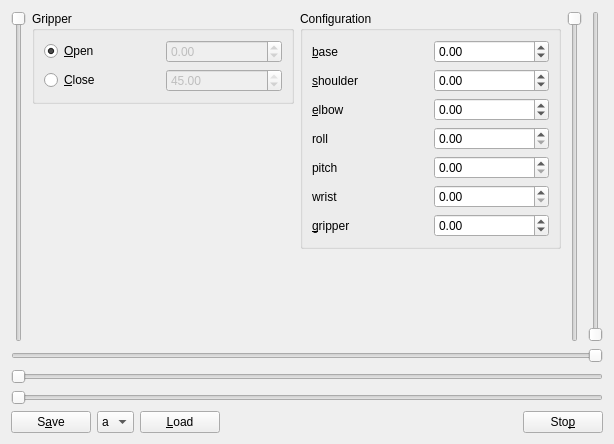
Old version of the form sainsmartwidget.ui in the repository wedesoft/arduino-sainsmart.
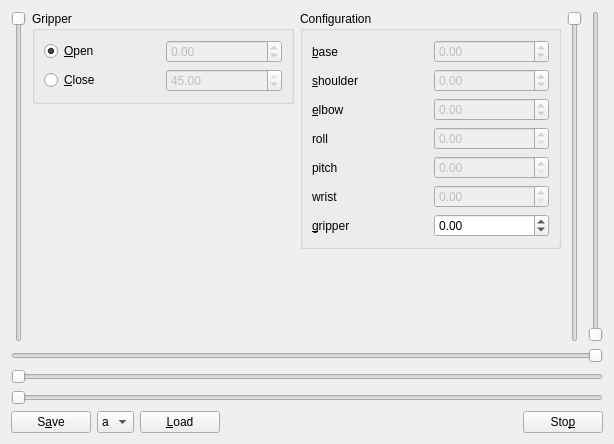
New version of the form.

Commit message: Disable most spin boxes

What changed in the file:
```diff
--- a/sainsmartwidget.ui
+++ b/sainsmartwidget.ui
@@ -116,10 +116,17 @@
          </property>
          <layout class="QGridLayout" name="gridLayout_2">
           <item row="3" column="1">
-           <widget class="QDoubleSpinBox" name="rollSpin"/>
+           <widget class="QDoubleSpinBox" name="rollSpin">
+            <property name="enabled">
+             <bool>false</bool>
+            </property>
+           </widget>
           </item>
           <item row="0" column="1">
            <widget class="QDoubleSpinBox" name="baseSpin">
+            <property name="enabled">
+             <bool>false</bool>
+            </property>
             <property name="minimum">
              <double>-90.000000000000000</double>
             </property>
@@ -140,6 +147,9 @@
           </item>
           <item row="1" column="1">
            <widget class="QDoubleSpinBox" name="shoulderSpin">
+            <property name="enabled">
+             <bool>false</bool>
+            </property>
             <property name="minimum">
              <double>-90.000000000000000</double>
             </property>
@@ -149,7 +159,11 @@
            </widget>
           </item>
           <item row="5" column="1">
-           <widget class="QDoubleSpinBox" name="wristSpin"/>
+           <widget class="QDoubleSpinBox" name="wristSpin">
+            <property name="enabled">
+             <bool>false</bool>
+            </property>
+           </widget>
           </item>
           <item row="4" column="0">
            <widget class="QLabel" name="pitchLabel">
@@ -172,10 +186,17 @@
            </widget>
           </item>
           <item row="4" column="1">
-           <widget class="QDoubleSpinBox" name="pitchSpin"/>
+           <widget class="QDoubleSpinBox" name="pitchSpin">
+            <property name="enabled">
+             <bool>false</bool>
+            </property>
+           </widget>
           </item>
           <item row="2" column="1">
            <widget class="QDoubleSpinBox" name="elbowSpin">
+            <property name="enabled">
+             <bool>false</bool>
+            </property>
             <property name="minimum">
              <double>-90.000000000000000</double>
             </property>
```
The commit also changes 2 other files.
